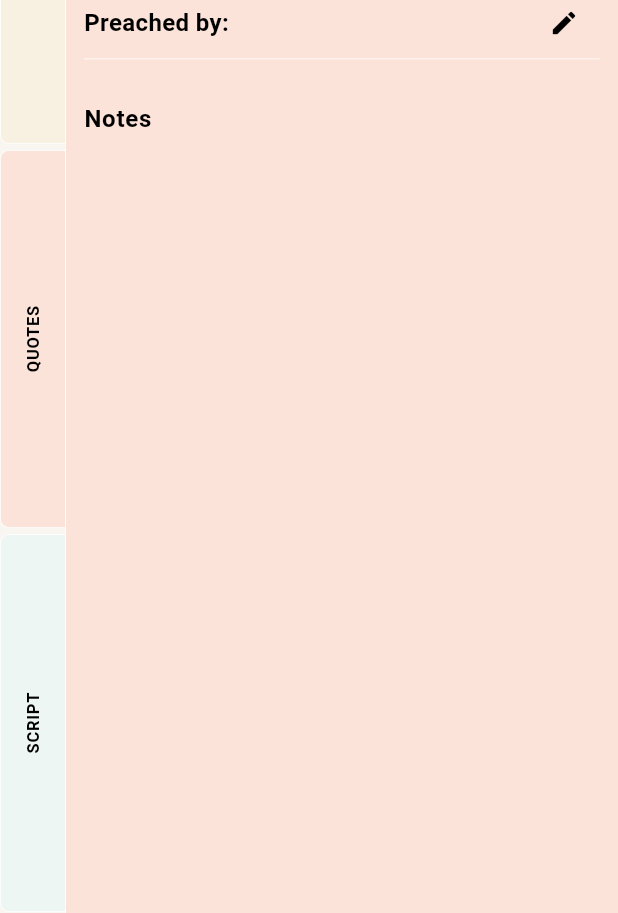
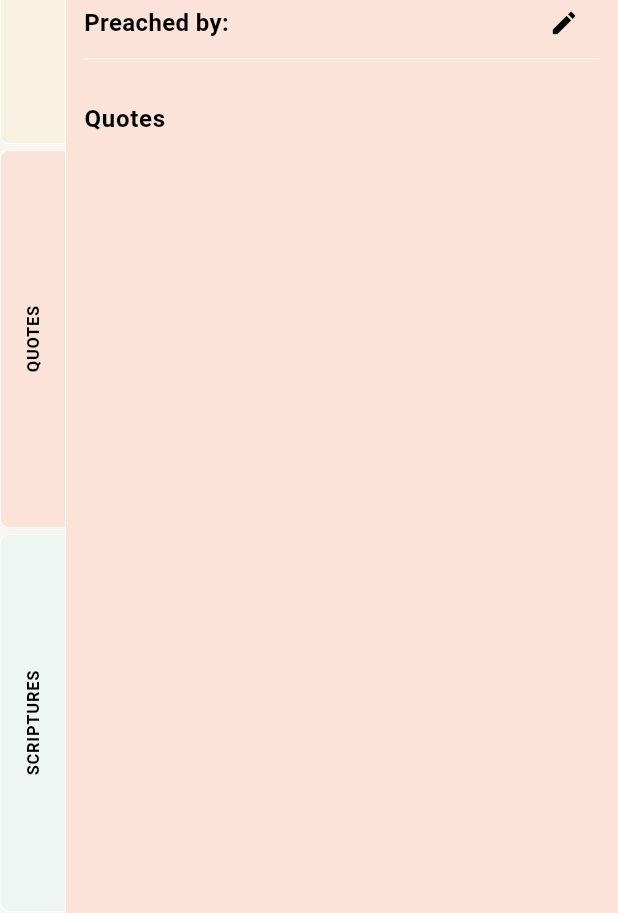
Before and after one commit to elynrose/daily_light_journal, a Flutter app: the screen it shows after launch, after a tap on "QUOTES", on a phone screen of 412 x 824 dp. Shown: the part 234-1147 px from the top of the screen. Run offline on Flutter 3.47's test engine with Material 3 defaults, Android fonts, the phone set to English and light mode, and no system bars; our stand-ins replace flutter_local_notifications, flutter_timezone, hive_flutter, timezone; accounts and stored records are empty; statements that could not run were skipped.

Commit message:
Rename Script tab to Scriptures and use category-specific field labels.
Co-authored-by: Cursor <cursoragent@cursor.com>

```diff
--- a/lib/models/entry.dart
+++ b/lib/models/entry.dart
@@ -29,7 +29,7 @@ extension EntryCategoryLabel on EntryCategory {
       case EntryCategory.quote:
         return 'QUOTES';
       case EntryCategory.scripture:
-        return 'SCRIPT';
+        return 'SCRIPTURES';
     }
   }
 
@@ -40,7 +40,7 @@ extension EntryCategoryLabel on EntryCategory {
       case EntryCategory.quote:
         return 'Quotes';
       case EntryCategory.scripture:
-        return 'Script';
+        return 'Scriptures';
     }
   }
 }
--- a/lib/screens/journal_screen.dart
+++ b/lib/screens/journal_screen.dart
@@ -562,7 +562,7 @@ class _JournalScreenState extends State<JournalScreen> {
                           controller: _notesController,
                           decoration: InputDecoration(
                             alignLabelWithHint: true,
-                            labelText: 'Notes',
+                            labelText: _selectedCategory.listTitle,
                             labelStyle: const TextStyle(
                               color: AppColors.text,
                               fontWeight: FontWeight.bold,
```
